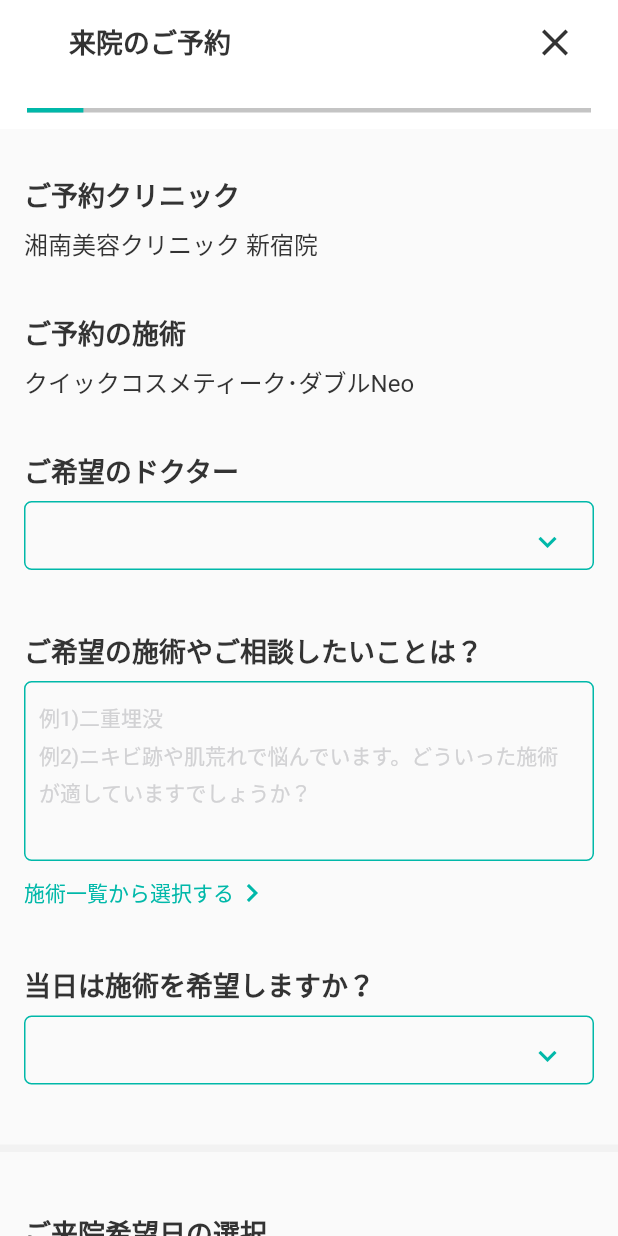
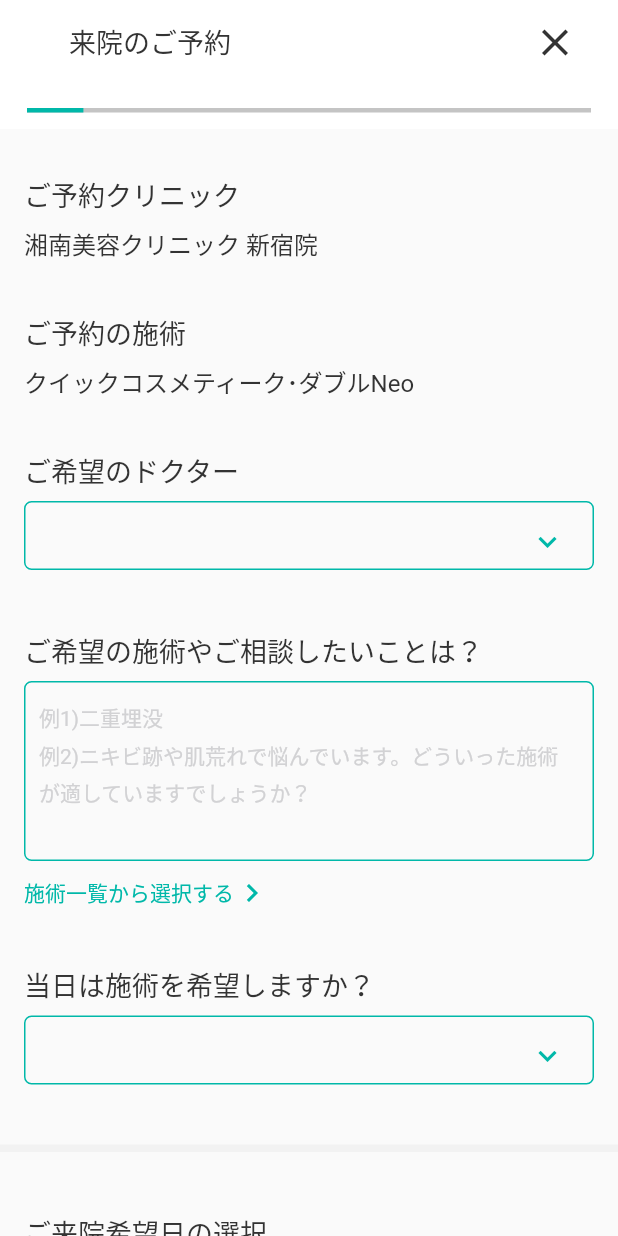
Before and after one commit to Jameshoff0712/Laxia, a Flutter app: the Reservation screen opened by its route, on a phone screen of 412 x 824 dp. Run offline on Flutter 3.47's test engine with Material 2 defaults, Android fonts, the phone set to English and light mode, and no system bars; drawn by our look-alikes of dropdown_button2; our stand-ins replace cached_network_image, carousel_slider, equatable, flutter_dotenv, flutter_image_slideshow, flutter_svg and 13 more; missing offline and left inert: extended_wrap, flutter_datetime_picker_forked, flutter_inappwebview, global_configuration, image_viewer, syncfusion_flutter_core and 1 more; accounts and stored records are empty; generated files the repository leaves out were written again; network calls fail; Roboto replaces fonts that are missing (Hiragino Kaku Gothic Pro W6); statements that could not run were skipped.

Commit message:
refactor: reservation

```diff
--- a/lib/views/pages/main/reservation/reservation.dart
+++ b/lib/views/pages/main/reservation/reservation.dart
@@ -74,7 +74,7 @@ class _ReservationState extends State<Reservation> {
           child: Text(
             '来院のご予約',
             style: TextStyle(
-              fontWeight: FontWeight.w700,
+              fontWeight: FontWeight.w400,
               fontSize: 18,
               height: 1.5,
               color: Helper.titleColor,
@@ -101,7 +101,7 @@ class _ReservationState extends State<Reservation> {
                               style: TextStyle(
                                 fontSize: 16,
                                 height: 1.5,
-                                fontWeight: FontWeight.w700,
+                                fontWeight: FontWeight.w400,
                               ),
                             ),
                             SizedBox(
@@ -137,8 +137,6 @@ class _ReservationState extends State<Reservation> {
                                           vertical: 3, horizontal: 20),
                                       decoration: BoxDecoration(
                                         color: Colors.white,
-                                        // color: Color.fromARGB(
-                                        //     255, 0, 184, 169),
                                         borderRadius: BorderRadius.circular(45),
                                       ),
                                       child: Text(
@@ -149,7 +147,6 @@ class _ReservationState extends State<Reservation> {
                                           fontSize: 16,
                                           height: 1.5,
                                           fontWeight: FontWeight.w400,
-                                          // color: Colors.white,
                                           color:
                                               Color.fromARGB(255, 0, 184, 169),
                                         ),
@@ -235,7 +232,7 @@ class _ReservationState extends State<Reservation> {
                             style: TextStyle(
                               color: Color.fromARGB(255, 51, 51, 51),
                               fontSize: 18,
-                              fontWeight: FontWeight.w700,
+                              fontWeight: FontWeight.w400,
                               height: 1.5,
                               decoration: TextDecoration.none,
                             )),
@@ -263,7 +260,7 @@ class _ReservationState extends State<Reservation> {
                             style: TextStyle(
                               color: Color.fromARGB(255, 51, 51, 51),
                               fontSize: 18,
-                              fontWeight: FontWeight.w700,
+                              fontWeight: FontWeight.w400,
                               height: 1.5,
                               decoration: TextDecoration.none,
                             )),
@@ -292,7 +289,7 @@ class _ReservationState extends State<Reservation> {
                             style: TextStyle(
                               color: Color.fromARGB(255, 51, 51, 51),
                               fontSize: 18,
-                              fontWeight: FontWeight.w700,
+                              fontWeight: FontWeight.w400,
                               height: 1.5,
                               decoration: TextDecoration.none,
                             )),
@@ -326,7 +323,7 @@ class _ReservationState extends State<Reservation> {
                                         style: const TextStyle(
                                           fontSize: 16,
                                           height: 1.5,
-                                          fontWeight: FontWeight.bold,
+                                          fontWeight: FontWeight.w400,
                                           color:
                                               Color.fromARGB(255, 51, 51, 51),
                                         ),
@@ -356,7 +353,7 @@ class _ReservationState extends State<Reservation> {
                             style: TextStyle(
                               color: Color.fromARGB(255, 51, 51, 51),
                               fontSize: 18,
-                              fontWeight: FontWeight.w700,
+                              fontWeight: FontWeight.w400,
                               height: 1.5,
                               decoration: TextDecoration.none,
                             )),
@@ -445,7 +442,7 @@ class _ReservationState extends State<Reservation> {
                             style: TextStyle(
                               color: Color.fromARGB(255, 51, 51, 51),
                               fontSize: 18,
-                              fontWeight: FontWeight.w700,
+                              fontWeight: FontWeight.w400,
                               height: 1.5,
                               decoration: TextDecoration.none,
                             )),
@@ -524,7 +521,7 @@ class _ReservationState extends State<Reservation> {
                             style: TextStyle(
                               color: Color.fromARGB(255, 51, 51, 51),
                               fontSize: 18,
-                              fontWeight: FontWeight.w700,
+                              fontWeight: FontWeight.w400,
                               height: 1.5,
                               decoration: TextDecoration.none,
                             )),
@@ -578,19 +575,6 @@ class _ReservationState extends State<Reservation> {
                                       style:
                                           TextStyle(color: Helper.whiteColor),
                                     )),
-                            // todayDayBuilder: (context, date, events) =>
-                            //     Container(
-                            //         margin: const EdgeInsets.all(5.0),
-                            //         alignment: Alignment.center,
-                            //         decoration: BoxDecoration(
-                            //             color: Colors.grey,//Color.fromARGB(255, 0, 184, 169),
-                            //             borderRadius:
-                            //                 BorderRadius.circular(80.0)),
-                            //         child: Text(
-                            //           date.day.toString(),
-                            //           style:
-                            //               TextStyle(color: Helper.whiteColor),
-                            //         )),
                             outsideWeekendDayBuilder: (context, date, events) =>
                                 Container(
                                     margin: const EdgeInsets.all(5.0),
@@ -615,7 +599,7 @@ class _ReservationState extends State<Reservation> {
                             style: TextStyle(
                               color: Color.fromARGB(255, 51, 51, 51),
                               fontSize: 16,
-                              fontWeight: FontWeight.w700,
+                              fontWeight: FontWeight.w400,
                               height: 1.5,
                               decoration: TextDecoration.none,
                             )),
@@ -645,7 +629,7 @@ class _ReservationState extends State<Reservation> {
                             style: TextStyle(
                               color: Color.fromARGB(255, 51, 51, 51),
                               fontSize: 16,
-                              fontWeight: FontWeight.w700,
+                              fontWeight: FontWeight.w400,
                               height: 1.5,
                               decoration: TextDecoration.none,
                             )),
@@ -694,7 +678,7 @@ class _ReservationState extends State<Reservation> {
                                 style: TextStyle(
                                   color: Color.fromARGB(255, 51, 51, 51),
                                   fontSize: 18,
-                                  fontWeight: FontWeight.w700,
+                                  fontWeight: FontWeight.w400,
                                   height: 1.5,
                                   decoration: TextDecoration.none,
                                 )),
@@ -849,7 +833,7 @@ class _ReservationState extends State<Reservation> {
                             style: TextStyle(
                               color: Color.fromARGB(255, 51, 51, 51),
                               fontSize: 18,
-                              fontWeight: FontWeight.w700,
+                              fontWeight: FontWeight.w400,
                               height: 1.5,
                               decoration: TextDecoration.none,
                             )),
@@ -922,7 +906,7 @@ class _ReservationState extends State<Reservation> {
                             style: TextStyle(
                               color: Color.fromARGB(255, 51, 51, 51),
                               fontSize: 18,
-                              fontWeight: FontWeight.w700,
+                              fontWeight: FontWeight.w400,
                               height: 1.5,
                               decoration: TextDecoration.none,
                             )),
@@ -1025,7 +1009,7 @@ class _ReservationState extends State<Reservation> {
                             style: TextStyle(
                               color: Color.fromARGB(255, 51, 51, 51),
                               fontSize: 18,
-                              fontWeight: FontWeight.w700,
+                              fontWeight: FontWeight.w400,
                               height: 1.5,
                               decoration: TextDecoration.none,
                             )),
@@ -1094,7 +1078,7 @@ class _ReservationState extends State<Reservation> {
                             style: TextStyle(
                               color: Color.fromARGB(255, 51, 51, 51),
                               fontSize: 18,
-                              fontWeight: FontWeight.w700,
+                              fontWeight: FontWeight.w400,
                               height: 1.5,
                               decoration: TextDecoration.none,
                             )),
@@ -1117,7 +1101,7 @@ class _ReservationState extends State<Reservation> {
                                     style: TextStyle(
                                       color: Color.fromARGB(255, 0, 184, 169),
                                       fontSize: 14,
-                                      fontWeight: FontWeight.w700,
+                                      fontWeight: FontWeight.w400,
                                       height: 1.5,
                                       decoration: TextDecoration.none,
                                     ),
@@ -1189,7 +1173,7 @@ class _ReservationState extends State<Reservation> {
                                 style: TextStyle(
                                   color: Colors.black,
                                   fontSize: 18,
-                                  fontWeight: FontWeight.w700,
+                                  fontWeight: FontWeight.w400,
                                   height: 1.5,
                                   decoration: TextDecoration.none,
                                 )),
@@ -1262,7 +1246,7 @@ class _ReservationState extends State<Reservation> {
                             style: TextStyle(
                               color: Colors.white,
                               fontSize: 18,
-                              fontWeight: FontWeight.w700,
+                              fontWeight: FontWeight.w400,
                               height: 1.5,
                               decoration: TextDecoration.none,
                             )),
@@ -1308,8 +1292,6 @@ class _ReservationState extends State<Reservation> {
   }
 
   Widget _buildReservationItem(int index) {
-    // return !statusReservation[index]
-    // ? Container()
     return Container(
       width: MediaQuery.of(context).size.width,
       height: 50,
@@ -1333,7 +1315,7 @@ class _ReservationState extends State<Reservation> {
               style: TextStyle(
                 color: Color.fromARGB(255, 51, 51, 51),
                 fontSize: 16,
-                fontWeight: FontWeight.w700,
+                fontWeight: FontWeight.w400,
                 height: 1.5,
                 decoration: TextDecoration.none,
               )),
```
Also changed, not shown: lib/views/pages/main/reservation/completion.dart (+4 -6 lines), lib/views/pages/main/reservation/confirmation.dart (+6 -22 lines).
